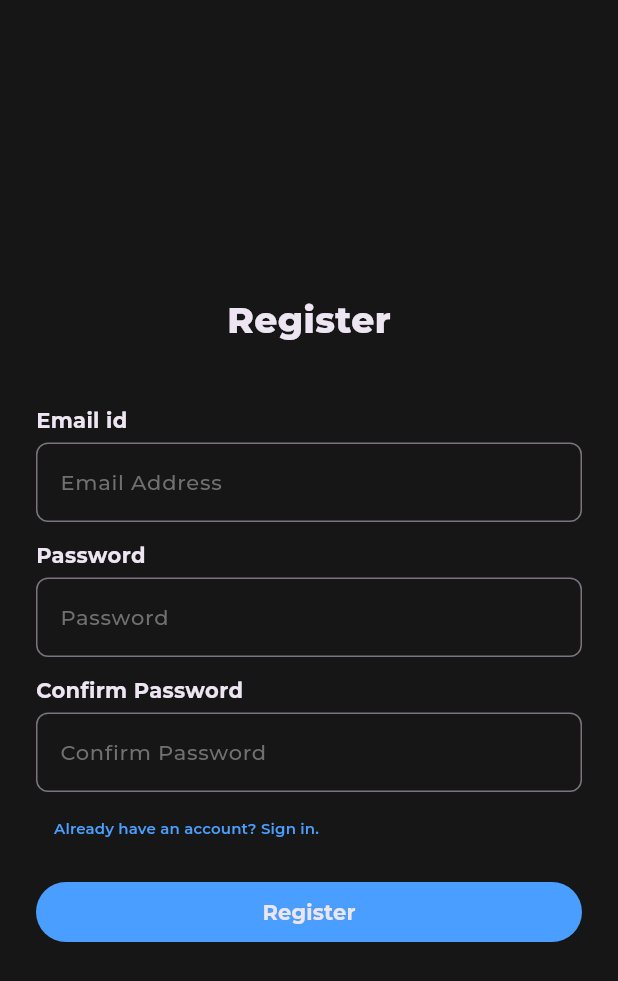
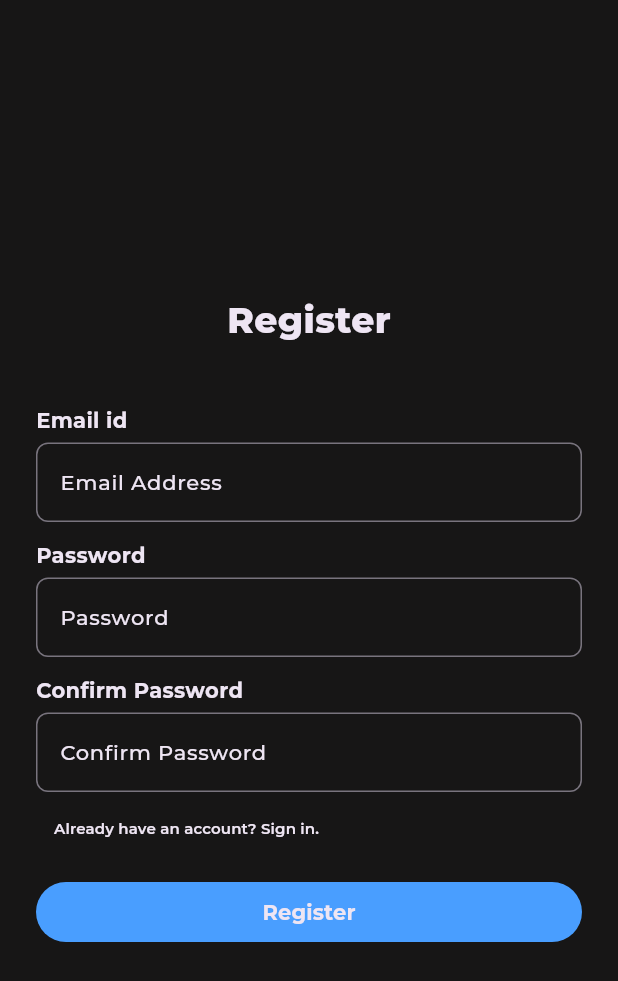
Before and after one commit to Raj-Surase/Vibe-Social_Connection_Platform, a Flutter app: the RegisterPage screen opened by its route, on a phone screen of 412 x 824 dp. Shown: the top 981 px of the screen. Run offline on Flutter 3.47's test engine with Material 3 defaults, Android fonts, the phone set to English and light mode, and no system bars; our stand-ins replace firebase_auth, firebase_core, go_router, google_fonts, image_picker, sliding_clipped_nav_bar; accounts and stored records are empty.

Commit message:
Added color parameter to font typography, Starting authentication screen

```diff
--- a/vibe/lib/Components/auth_tf.dart
+++ b/vibe/lib/Components/auth_tf.dart
@@ -30,14 +30,16 @@ class _AuthTextFieldState extends State<AuthTextField> {
       textInputAction: TextInputAction.next,
       cursorRadius: Radius.circular(10),
       cursorColor: AppColor.componentActive,
-      style: AppTypography.textStyle14Normal,
+      style: AppTypography.textStyle14Normal(color: AppColor.textLowEm),
       onEditingComplete: () => FocusScope.of(context).nextFocus(),
       decoration: InputDecoration(
         labelText: widget.hintText,
         fillColor: AppColor.surfaceFG,
         floatingLabelBehavior: FloatingLabelBehavior.never,
-        labelStyle: AppTypography.textStyle14Inactive,
-        errorStyle: AppTypography.textStyle12Error,
+        labelStyle:
+            AppTypography.textStyle14Inactive(color: AppColor.textHighEm),
+        errorStyle:
+            AppTypography.textStyle12Error(color: AppColor.componentError),
         border: OutlineInputBorder(
           borderRadius:
               BorderRadius.all(Radius.circular(ValuesConstants.radiusSmall)),
--- a/vibe/lib/Components/customtextfield.dart
+++ b/vibe/lib/Components/customtextfield.dart
@@ -24,13 +24,13 @@ class _CustomTextFieldState extends State<CustomTextField> {
   Widget build(BuildContext context) {
     return TextField(
       controller: widget.textFieldController,
-      style: AppTypography.textStyle14Bold,
+      style: AppTypography.textStyle14Bold(color: AppColor.textHighEm),
       enabled: widget.isEnabled,
       cursorRadius: const Radius.circular(ValuesConstants.radiusSmall),
       cursorColor: AppColor.componentActive,
       decoration: InputDecoration(
         hintText: widget.hintText,
-        hintStyle: AppTypography.textStyle14Inactive,
+        hintStyle: AppTypography.textStyle14Inactive(color: AppColor.textLowEm),
         disabledBorder: InputBorder.none,
         enabledBorder: InputBorder.none,
         // fillColor: AppColor.surfaceFG,
--- a/vibe/lib/Components/usertab.dart
+++ b/vibe/lib/Components/usertab.dart
@@ -48,11 +48,13 @@ class _UserTabState extends State<UserTab> {
               children: [
                 Text(
                   widget.title,
-                  style: AppTypography.textStyle10Bold,
+                  style:
+                      AppTypography.textStyle10Bold(color: AppColor.textHighEm),
                 ),
                 Text(
                   widget.subtitle,
-                  style: AppTypography.textStyle8Normal,
+                  style:
+                      AppTypography.textStyle8Normal(color: AppColor.textLowEm),
                 ),
               ],
             ),
--- a/vibe/lib/Constants/typography.dart
+++ b/vibe/lib/Constants/typography.dart
@@ -3,57 +3,75 @@ import 'package:google_fonts/google_fonts.dart';
 import 'package:vibe/Constants/colors.dart';
 
 class AppTypography {
-  static final TextStyle textStyle24Bold = GoogleFonts.montserrat(
-    color: AppColor.textHighEm,
+  static TextStyle textStyle24Bold({Color? color}) {
+    return GoogleFonts.montserrat(
+      color: color ?? AppColor.textHighEm,
       fontSize: 24,
       fontWeight: FontWeight.w800,
     );
+  }
 
-  static final TextStyle textStyle14Bold = GoogleFonts.montserrat(
-    color: AppColor.textHighEm,
+  static TextStyle textStyle14Bold({Color? color}) {
+    return GoogleFonts.montserrat(
+      color: color ?? AppColor.textHighEm,
       fontSize: 14,
       fontWeight: FontWeight.w700,
     );
+  }
 
-  static final TextStyle textStyle14Normal = GoogleFonts.montserrat(
-    color: AppColor.textLowEm,
+  static TextStyle textStyle14Normal({Color? color}) {
+    return GoogleFonts.montserrat(
+      color: color ?? AppColor.textLowEm,
       fontSize: 14,
       fontWeight: FontWeight.w500,
     );
+  }
 
-  static final TextStyle textStyle14Error = GoogleFonts.montserrat(
-    color: AppColor.componentError,
+  static TextStyle textStyle14Error({Color? color}) {
+    return GoogleFonts.montserrat(
+      color: color ?? AppColor.componentError,
       fontSize: 14,
       fontWeight: FontWeight.w500,
     );
+  }
 
-  static final TextStyle textStyle14Inactive = GoogleFonts.montserrat(
-    color: Color.fromARGB(255, 112, 112, 112),
+  static TextStyle textStyle14Inactive({Color? color}) {
+    return GoogleFonts.montserrat(
+      color: color ?? Color.fromARGB(255, 112, 112, 112),
       fontSize: 14,
       fontWeight: FontWeight.w500,
     );
+  }
 
-  static final TextStyle textStyle12Error = GoogleFonts.montserrat(
-    color: AppColor.componentError,
+  static TextStyle textStyle12Error({Color? color}) {
+    return GoogleFonts.montserrat(
+      color: color ?? AppColor.componentError,
       fontSize: 14,
       fontWeight: FontWeight.w500,
     );
+  }
 
-  static final TextStyle textStyle10Link = GoogleFonts.montserrat(
+  static TextStyle textStyle10Link({Color? color}) {
+    return GoogleFonts.montserrat(
       fontSize: 10,
       fontWeight: FontWeight.w600,
-    color: AppColor.primaryButton,
+      color: color ?? AppColor.primaryButton,
     );
+  }
 
-  static final TextStyle textStyle10Bold = GoogleFonts.montserrat(
+  static TextStyle textStyle10Bold({Color? color}) {
+    return GoogleFonts.montserrat(
       fontSize: 10,
       fontWeight: FontWeight.w600,
-    color: AppColor.textHighEm,
+      color: color ?? AppColor.textHighEm,
     );
+  }
 
-  static final TextStyle textStyle8Normal = GoogleFonts.montserrat(
+  static TextStyle textStyle8Normal({Color? color}) {
+    return GoogleFonts.montserrat(
       fontSize: 8,
       fontWeight: FontWeight.w500,
-    color: AppColor.textLowEm,
+      color: color ?? AppColor.textLowEm,
     );
   }
+}
--- a/vibe/lib/Pages/navigation.dart
+++ b/vibe/lib/Pages/navigation.dart
@@ -47,7 +47,7 @@ class _NavigatorPageState extends State<NavigatorPage> {
       appBar: AppBar(
         title: Text(
           'Vibes',
-          style: AppTypography.textStyle24Bold,
+          style: AppTypography.textStyle24Bold(color: AppColor.textHighEm),
         ),
       ),
       body: widget.child,
--- a/vibe/lib/Screens/authenticate/authenticate.dart
+++ b/vibe/lib/Screens/authenticate/authenticate.dart
@@ -37,7 +37,8 @@ class _AuthenticateState extends State<Authenticate> {
                   ),
                   Text(
                     "Google",
-                    style: AppTypography.textStyle14Bold,
+                    style: AppTypography.textStyle14Bold(
+                        color: AppColor.textHighEm),
                   )
                 ],
               ),
--- a/vibe/lib/Screens/authenticate/register.dart
+++ b/vibe/lib/Screens/authenticate/register.dart
@@ -56,7 +56,8 @@ class _RegisterPageState extends State<RegisterPage> {
             Center(
               child: Text(
                 "Register",
-                style: AppTypography.textStyle24Bold,
+                style:
+                    AppTypography.textStyle24Bold(color: AppColor.textHighEm),
               ),
             ),
             const SizedBox(
@@ -65,7 +66,7 @@ class _RegisterPageState extends State<RegisterPage> {
 
             Text(
               "Email id",
-              style: AppTypography.textStyle14Bold,
+              style: AppTypography.textStyle14Bold(color: AppColor.textHighEm),
             ),
             const SizedBox(
               height: ValuesConstants.paddingSmall,
@@ -80,7 +81,7 @@ class _RegisterPageState extends State<RegisterPage> {
             ),
             Text(
               "Password",
-              style: AppTypography.textStyle14Bold,
+              style: AppTypography.textStyle14Bold(color: AppColor.textHighEm),
             ),
             const SizedBox(
               height: ValuesConstants.paddingSmall,
@@ -94,7 +95,7 @@ class _RegisterPageState extends State<RegisterPage> {
             ),
             Text(
               "Confirm Password",
-              style: AppTypography.textStyle14Bold,
+              style: AppTypography.textStyle14Bold(color: AppColor.textHighEm),
             ),
             const SizedBox(
               height: ValuesConstants.paddingSmall,
@@ -113,7 +114,8 @@ class _RegisterPageState extends State<RegisterPage> {
               }),
               child: Text(
                 "Already have an account? Sign in.",
-                style: AppTypography.textStyle10Link,
+                style:
+                    AppTypography.textStyle10Link(color: AppColor.textHighEm),
               ),
             ),
             const SizedBox(
@@ -138,7 +140,8 @@ class _RegisterPageState extends State<RegisterPage> {
                 ),
                 child: Text(
                   'Register',
-                  style: AppTypography.textStyle14Bold,
+                  style:
+                      AppTypography.textStyle14Bold(color: AppColor.textHighEm),
                 ),
               ),
             ),
```
Also changed, not shown: vibe/lib/Components/custombutton.dart (+8 -4 lines), vibe/lib/Components/displayusername.dart (+15 -15 lines), vibe/lib/Components/errordialog.dart (+6 -3 lines), vibe/lib/Pages/profilepage.dart (+30 -17 lines), vibe/lib/Screens/authenticate/login.dart (+8 -5 lines), vibe/lib/Screens/createsession.dart (+14 -8 lines), vibe/lib/Screens/session.dart (+14 -7 lines), vibe/lib/Screens/userchat.dart (+7 -4 lines), vibe/lib/Screens/userprofileinit.dart (+11 -6 lines). Lines whose indentation alone changed are shown as unchanged.
